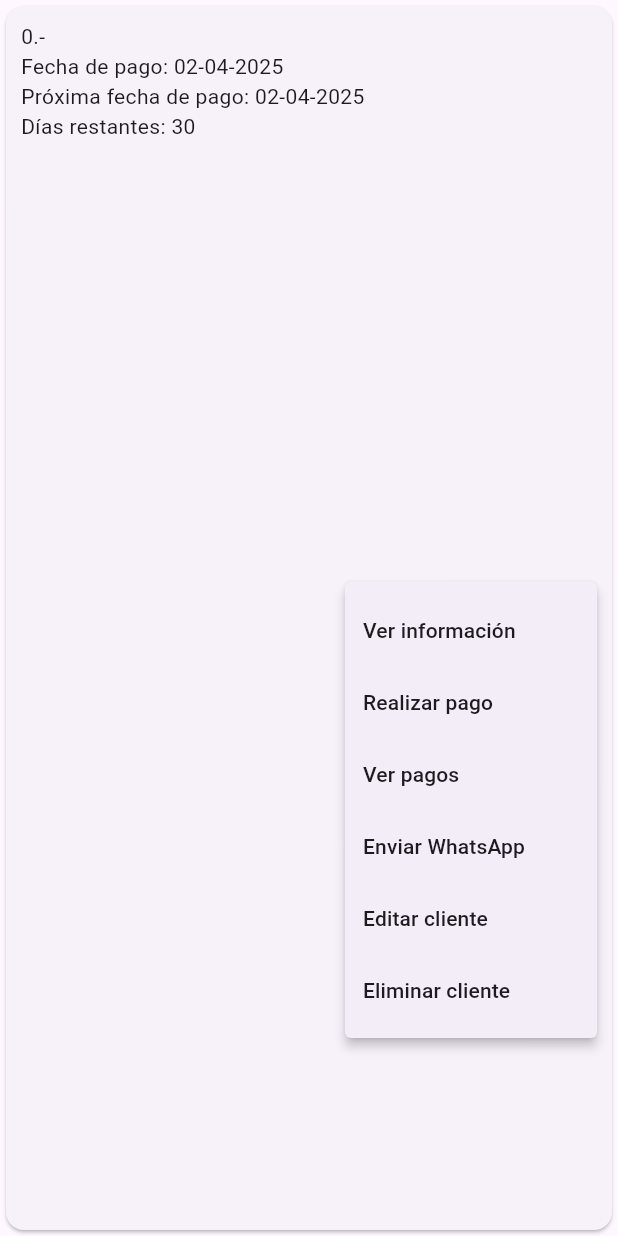
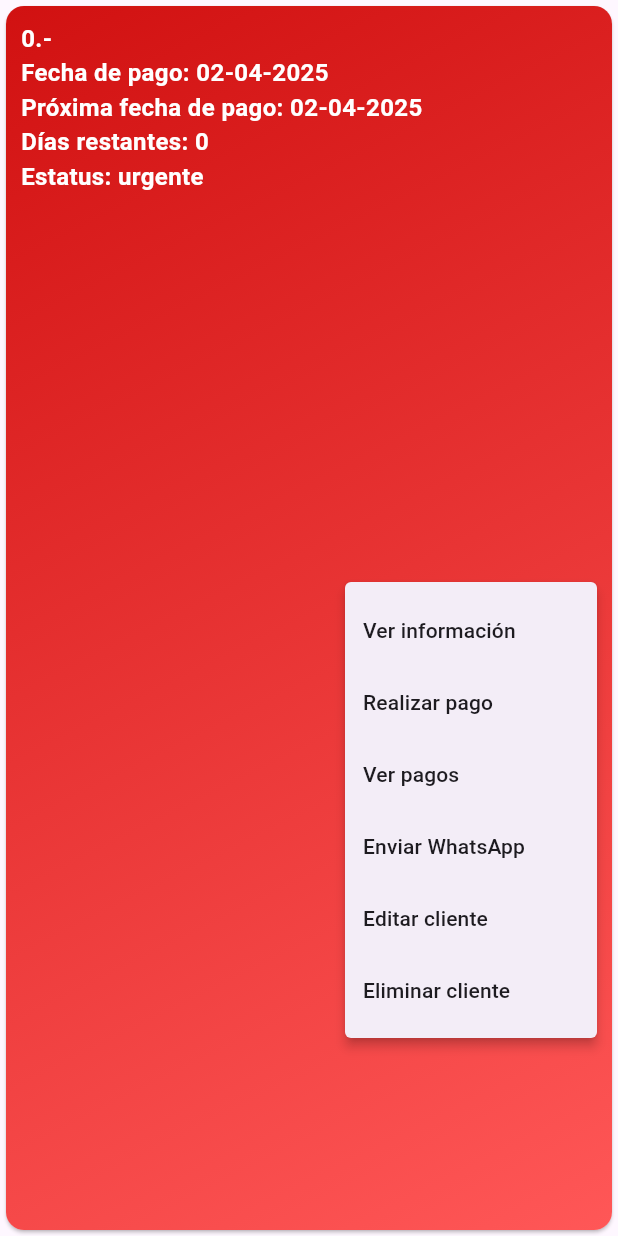
Before and after one commit to BetoCristobal/myGym, a Flutter app: the ClienteCard widget shown alone on an empty page, opened directly with empty values, after a tap on the "more vert" icon, on a phone screen of 412 x 824 dp. Run offline on Flutter 3.47's test engine with Material 3 defaults, Android fonts, the light colour scheme and no system bars; our stand-ins replace sqflite; accounts and stored records are empty.

Commit message:
Cards cliente listo y actualizados

```diff
--- a/lib/styles/text_styles.dart
+++ b/lib/styles/text_styles.dart
@@ -5,4 +5,10 @@ class TextStyles {
   static const TextStyle textoToggleButtons = TextStyle(
     fontSize: 11,
   );
+
+  static const TextStyle textoCardCliente = TextStyle(
+    fontSize: 16,
+    fontWeight: FontWeight.bold,
+    color: Colors.white
+  );
 }
--- /dev/null
+++ b/lib/utils/asignar_color_fondo_card_cliente.dart
@@ -0,0 +1,38 @@
+import 'package:flutter/material.dart';
+
+LinearGradient asignarColorFondoCardCliente(String estatus) {
+
+  LinearGradient gradient;
+
+  late Color color1 = Colors.white;
+  late Color color2 = Colors.white;
+
+  switch(estatus) {
+    case 'vencido':
+      color1 = Color.fromARGB(255, 122, 122, 122);
+      color2 = Color.fromARGB(255, 168, 168, 168);
+      break;
+
+    case 'urgente':
+      color1 = Color.fromARGB(255, 209, 17, 17);
+      color2 = Color.fromRGBO(255, 87, 87, 1);
+      break;
+
+    case 'proximo':
+      color1 = Color.fromARGB(255, 223, 164, 1);
+      color2 = Color.fromARGB(255, 255, 230, 1);
+      break;
+
+    case 'corriente':
+      color1 = Color.fromARGB(255, 0, 139, 0);
+      color2 = Color.fromARGB(255, 0, 253, 42);
+      break;
+  }
+
+
+  return gradient = LinearGradient(
+    colors: [color1, color2],
+    begin: Alignment.topLeft,
+    end: Alignment.bottomRight
+  );
+}
--- /dev/null
+++ b/lib/utils/asignar_estatus.dart
@@ -0,0 +1,12 @@
+String asignarEstatus(int diasRestantes) {
+
+  if(diasRestantes < 0) {
+    return "vencido";
+  } else if(diasRestantes >= 0 && diasRestantes < 1) {
+    return "urgente";
+  } else if(diasRestantes >= 1 && diasRestantes <= 3) {
+    return "proximo";
+  }else {
+    return "corriente";
+  }
+}
--- /dev/null
+++ b/lib/utils/calcular_dias_restantes.dart
@@ -0,0 +1,6 @@
+//----------------------------------------------CALCULAR TIEMPO RESTANTE
+int calcularDiasRestantes(DateTime proximaFechaPago) {
+  Duration diferencia = proximaFechaPago.difference(DateTime.now());
+  int diasRestantes = diferencia.inDays;
+  return diasRestantes;
+}
--- a/lib/utils/seleccionar_fecha.dart
+++ b/lib/utils/seleccionar_fecha.dart
@@ -2,6 +2,7 @@
 
 import 'package:flutter/material.dart';
 
+//--------------------------------------------SELECCIONAR FECHA FORM
 Future<DateTime?> seleccionarFecha(BuildContext context) async {
   final DateTime? picked = await showDatePicker(
     context: context,
--- a/lib/views/clientes/clientes_screen.dart
+++ b/lib/views/clientes/clientes_screen.dart
@@ -84,9 +84,9 @@ class _ClientesScreenState extends State<ClientesScreen> {
                         orElse: () => PagoModel(
                           idCliente: 100000,
                           montoPago: 0,
-                          fechaPago: DateTime.now(),
-                          proximaFechaPago: DateTime.now(),
-                          tipoPago: "Ninguno"),
+                          fechaPago: DateTime(1900),
+                          proximaFechaPago: DateTime(1900),
+                          tipoPago: "ninguno"),
                       );
 
                       return ClienteCard(cliente: cliente, ultimoPago: ultimoPago,);
--- a/lib/widgets/ClienteScreen/cliente_card.dart
+++ b/lib/widgets/ClienteScreen/cliente_card.dart
@@ -2,6 +2,10 @@ import 'package:flutter/material.dart';
 import 'package:intl/intl.dart';
 import 'package:my_gym_oficial/data/models/cliente_model.dart';
 import 'package:my_gym_oficial/data/models/pago_model.dart';
+import 'package:my_gym_oficial/styles/text_styles.dart';
+import 'package:my_gym_oficial/utils/asignar_color_fondo_card_cliente.dart';
+import 'package:my_gym_oficial/utils/asignar_estatus.dart';
+import 'package:my_gym_oficial/utils/calcular_dias_restantes.dart';
 import 'package:my_gym_oficial/widgets/ClienteScreen/PopUpMenu/alert_dialog_eliminar_cliente.dart';
 import 'package:my_gym_oficial/widgets/ClienteScreen/PopUpMenu/form_agregar_editar_pago.dart';
 import 'package:my_gym_oficial/widgets/ClienteScreen/PopUpMenu/ver_pagos.dart';
@@ -9,9 +13,9 @@ import 'package:my_gym_oficial/widgets/ClienteScreen/form_agregar_editar_cliente
 
 class ClienteCard extends StatelessWidget {
   final ClienteModel cliente;
-  final PagoModel ultimoPago;
+  PagoModel ultimoPago;
 
-  const ClienteCard({super.key, required this.cliente, required this.ultimoPago});
+  ClienteCard({super.key, required this.cliente, required this.ultimoPago});
 
   @override
   Widget build(BuildContext context) {
@@ -22,12 +26,20 @@ class ClienteCard extends StatelessWidget {
       txtFechaPago = DateFormat("dd-MM-yyyy").format(ultimoPago!.fechaPago);
       txtProximaFechaPago = DateFormat("dd-MM-yyyy").format(ultimoPago!.proximaFechaPago);
     }else {
-      txtFechaPago ="-";
-      txtProximaFechaPago ="-";
+      txtFechaPago ="Falta pago";
+      txtProximaFechaPago ="Falta pago";
     }
+
+    int diasRestantes = calcularDiasRestantes(ultimoPago.proximaFechaPago);
+    String estatus = asignarEstatus(diasRestantes);
+    LinearGradient fondoCard = asignarColorFondoCardCliente(estatus);
 
     return Card(
             clipBehavior: Clip.antiAlias,
+            child: Container(
+              decoration: BoxDecoration(
+                gradient: fondoCard
+              ),
               child: Padding(
                 padding: const EdgeInsets.symmetric(vertical: 10, horizontal: 10),
                 child: Row(
@@ -36,10 +48,12 @@ class ClienteCard extends StatelessWidget {
                     Column(
                       crossAxisAlignment: CrossAxisAlignment.start,
                       children: [
-                      Text("${cliente.id}.- ${cliente.nombres} ${cliente.apellidos}"),
-                      Text(ultimoPago != null ? "Fecha de pago: ${txtFechaPago}" : "Fecha de pago: -"),
-                      Text(ultimoPago != null ? "Próxima fecha de pago: ${txtProximaFechaPago}" : "Próxima fecha de pago: -"),
-                      Text("Días restantes: 30"), //TODO FALTA CALCULAR DIAS
+                        Text("${cliente.id}.- ${cliente.nombres} ${cliente.apellidos}", style: TextStyles.textoCardCliente),
+                        Text(ultimoPago != null ? "Fecha de pago: ${txtFechaPago}" : "Fecha de pago: -", style: TextStyles.textoCardCliente),
+                        Text(ultimoPago != null ? "Próxima fecha de pago: ${txtProximaFechaPago}" : "Próxima fecha de pago: -", style: TextStyles.textoCardCliente),
+                        Visibility(visible: ultimoPago.idCliente == 100000 ? false : true,
+                          child: Text('Días restantes: $diasRestantes', style: TextStyles.textoCardCliente)),
+                        Text('Estatus: $estatus', style: TextStyles.textoCardCliente)
                       ],
                     ),
 
@@ -114,6 +128,7 @@ class ClienteCard extends StatelessWidget {
                   ],
                 ),
               ),
+            ),
           );
   }
 }
```
Lines whose indentation alone changed are shown as unchanged.
